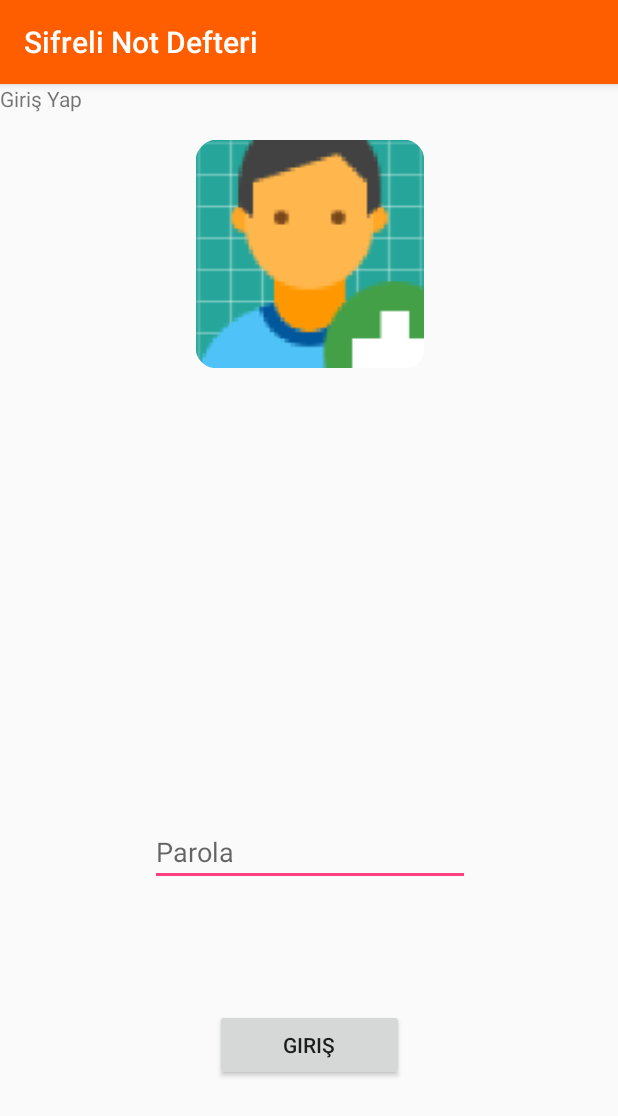
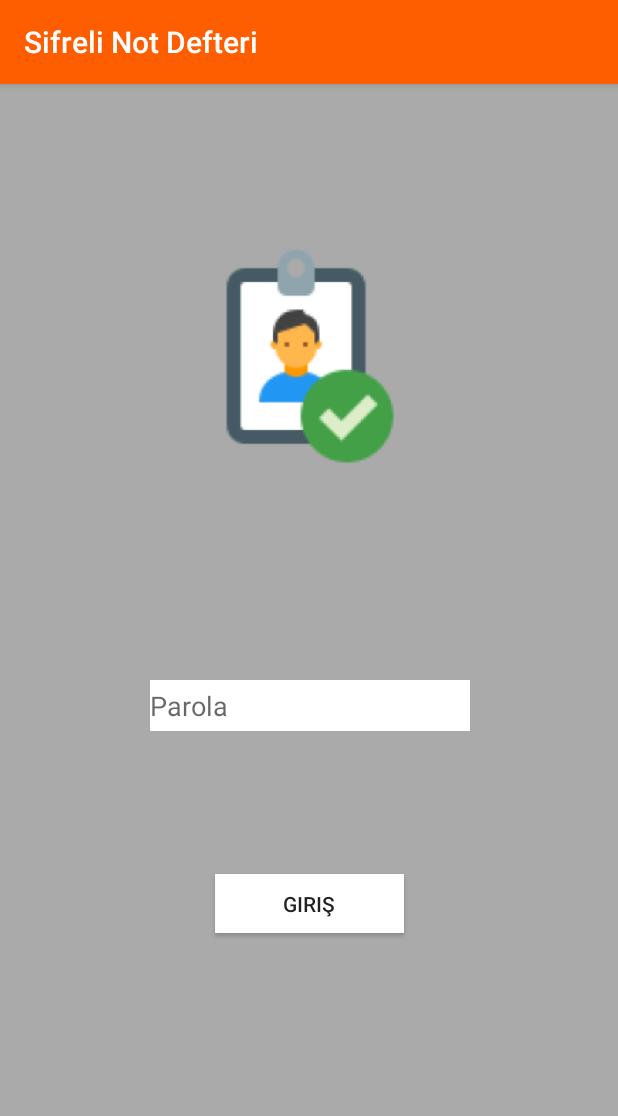
Before and after one commit to 1Muhammed/SifreliNotDefteri, an Android app: the ikincisayfa screen opened directly, with no data from a screen before it, on a phone screen of 412 x 824 dp. Shown: the top 1116 px of the screen. Run offline under Robolectric (Android 15) with nearby library versions, the phone set to English and light mode, and no system bars.

Commit message:
3. yayın

```diff
--- a/app/src/main/res/layout/activity_ikincisayfa.xml
+++ b/app/src/main/res/layout/activity_ikincisayfa.xml
@@ -4,31 +4,34 @@
     xmlns:tools="http://schemas.android.com/tools"
     android:layout_width="match_parent"
     android:layout_height="match_parent"
+    android:background="@android:color/darker_gray"
     tools:context=".ikincisayfa">
 
     <Button
         android:id="@+id/btngiris"
         android:layout_width="126dp"
-        android:layout_height="wrap_content"
+        android:layout_height="39dp"
         android:layout_marginBottom="8dp"
         android:layout_marginEnd="8dp"
         android:layout_marginStart="8dp"
         android:layout_marginTop="8dp"
+        android:background="@android:color/white"
         android:text="giriş"
         app:layout_constraintBottom_toBottomOf="parent"
         app:layout_constraintEnd_toEndOf="parent"
         app:layout_constraintStart_toStartOf="parent"
         app:layout_constraintTop_toTopOf="parent"
-        app:layout_constraintVertical_bias="0.865" />
+        app:layout_constraintVertical_bias="0.728" />
 
     <EditText
         android:id="@+id/editText2"
         android:layout_width="wrap_content"
-        android:layout_height="wrap_content"
+        android:layout_height="34dp"
         android:layout_marginBottom="8dp"
         android:layout_marginEnd="8dp"
         android:layout_marginStart="8dp"
         android:layout_marginTop="8dp"
+        android:background="@android:color/white"
         android:ems="10"
         android:hint="Parola"
         android:inputType="textPassword"
@@ -37,29 +40,22 @@
         app:layout_constraintHorizontal_bias="0.503"
         app:layout_constraintStart_toStartOf="parent"
         app:layout_constraintTop_toTopOf="parent"
-        app:layout_constraintVertical_bias="0.681" />
+        app:layout_constraintVertical_bias="0.542" />
 
     <ImageView
-        android:id="@+id/imageView"
-        android:layout_width="157dp"
-        android:layout_height="152dp"
+        android:id="@+id/imageView3"
+        android:layout_width="161dp"
+        android:layout_height="148dp"
         android:layout_marginBottom="8dp"
         android:layout_marginEnd="8dp"
         android:layout_marginStart="8dp"
         android:layout_marginTop="8dp"
-        app:layout_constraintBottom_toBottomOf="parent"
+        app:layout_constraintBottom_toTopOf="@+id/editText2"
         app:layout_constraintEnd_toEndOf="parent"
         app:layout_constraintHorizontal_bias="0.502"
         app:layout_constraintStart_toStartOf="parent"
         app:layout_constraintTop_toTopOf="parent"
-        app:layout_constraintVertical_bias="0.049"
-        app:srcCompat="@mipmap/ic_launcher" />
+        app:layout_constraintVertical_bias="0.425"
+        app:srcCompat="@mipmap/key1" />
 
-    <TextView
-        android:id="@+id/textView"
-        android:layout_width="wrap_content"
-        android:layout_height="wrap_content"
-        android:text="Giriş Yap"
-        tools:layout_editor_absoluteX="162dp"
-        tools:layout_editor_absoluteY="229dp" />
 </android.support.constraint.ConstraintLayout>
--- a/app/src/main/res/layout/activity_main.xml
+++ b/app/src/main/res/layout/activity_main.xml
@@ -20,6 +20,7 @@
         android:text="kaydol"
         app:layout_constraintBottom_toBottomOf="parent"
         app:layout_constraintEnd_toEndOf="parent"
+        app:layout_constraintHorizontal_bias="0.5"
         app:layout_constraintStart_toStartOf="parent"
         app:layout_constraintTop_toTopOf="parent"
         app:layout_constraintVertical_bias="0.73" />
@@ -38,7 +39,7 @@
         android:inputType="textPassword"
         app:layout_constraintBottom_toTopOf="@+id/btnkaydol"
         app:layout_constraintEnd_toEndOf="parent"
-        app:layout_constraintHorizontal_bias="0.503"
+        app:layout_constraintHorizontal_bias="0.5"
         app:layout_constraintStart_toStartOf="parent"
         app:layout_constraintTop_toTopOf="parent"
         app:layout_constraintVertical_bias="0.0" />
@@ -57,6 +58,7 @@
         android:inputType="textPassword"
         app:layout_constraintBottom_toTopOf="@+id/editText"
         app:layout_constraintEnd_toEndOf="parent"
+        app:layout_constraintHorizontal_bias="0.5"
         app:layout_constraintStart_toStartOf="parent"
         app:layout_constraintTop_toTopOf="parent"
         app:layout_constraintVertical_bias="1.0" />
@@ -71,6 +73,7 @@
         android:layout_marginTop="8dp"
         app:layout_constraintBottom_toTopOf="@+id/editText3"
         app:layout_constraintEnd_toEndOf="parent"
+        app:layout_constraintHorizontal_bias="0.5"
         app:layout_constraintStart_toStartOf="parent"
         app:layout_constraintTop_toTopOf="parent"
         app:srcCompat="@mipmap/user2" />
--- a/app/src/main/res/mipmap-anydpi-v26/ic_launcher.xml
+++ b/app/src/main/res/mipmap-anydpi-v26/ic_launcher.xml
@@ -1,5 +1,5 @@
 <?xml version="1.0" encoding="utf-8"?>
 <adaptive-icon xmlns:android="http://schemas.android.com/apk/res/android">
     <background android:drawable="@drawable/ic_launcher_background"/>
-    <foreground android:drawable="@mipmap/user2"/>
+    <foreground android:drawable="@mipmap/key1"/>
 </adaptive-icon>
--- a/app/src/main/res/mipmap-anydpi-v26/ic_launcher_round.xml
+++ b/app/src/main/res/mipmap-anydpi-v26/ic_launcher_round.xml
@@ -1,5 +1,5 @@
 <?xml version="1.0" encoding="utf-8"?>
 <adaptive-icon xmlns:android="http://schemas.android.com/apk/res/android">
     <background android:drawable="@drawable/ic_launcher_background"/>
-    <foreground android:drawable="@mipmap/user2"/>
+    <foreground android:drawable="@mipmap/key1"/>
 </adaptive-icon>
```
Also changed, not shown: app/src/main/ic_launcher-web.png, app/src/main/res/mipmap-hdpi/ic_launcher.png, app/src/main/res/mipmap-hdpi/ic_launcher_round.png, app/src/main/res/mipmap-hdpi/key1.png (added), app/src/main/res/mipmap-mdpi/ic_launcher.png, app/src/main/res/mipmap-mdpi/ic_launcher_round.png, app/src/main/res/mipmap-mdpi/key1.png (added), app/src/main/res/mipmap-xhdpi/ic_launcher.png, app/src/main/res/mipmap-xhdpi/ic_launcher_round.png, app/src/main/res/mipmap-xhdpi/key1.png (added), app/src/main/res/mipmap-xxhdpi/ic_launcher.png, app/src/main/res/mipmap-xxhdpi/ic_launcher_round.png, app/src/main/res/mipmap-xxhdpi/key1.png (added), app/src/main/res/mipmap-xxxhdpi/ic_launcher.png, 2 more files.
